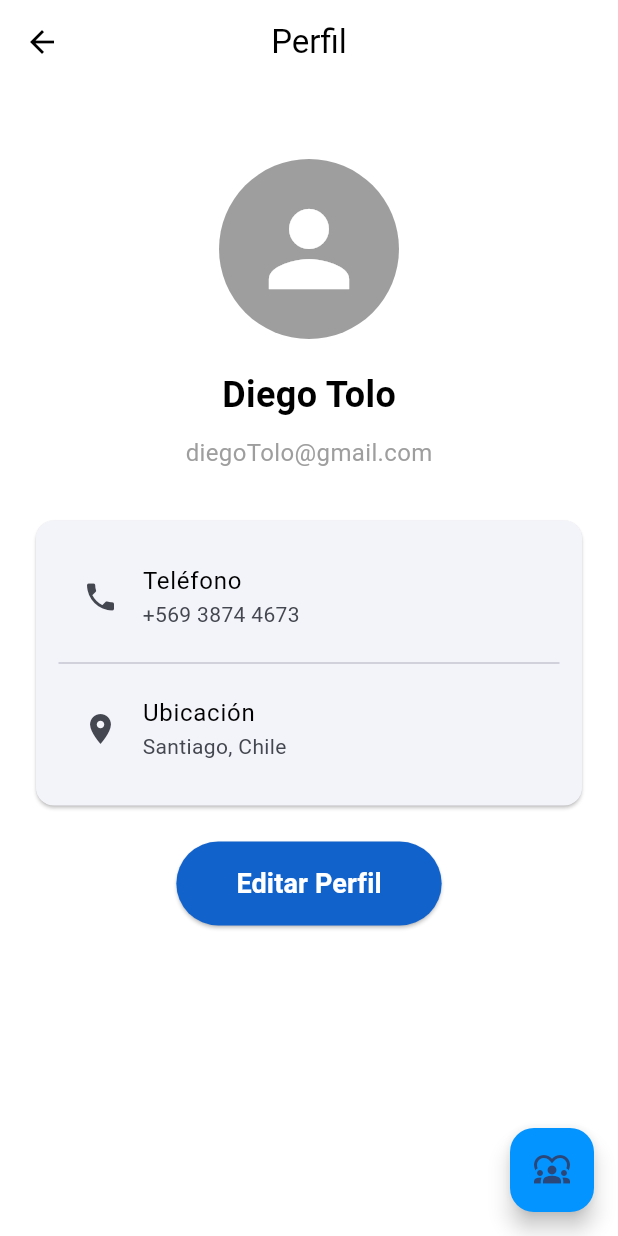
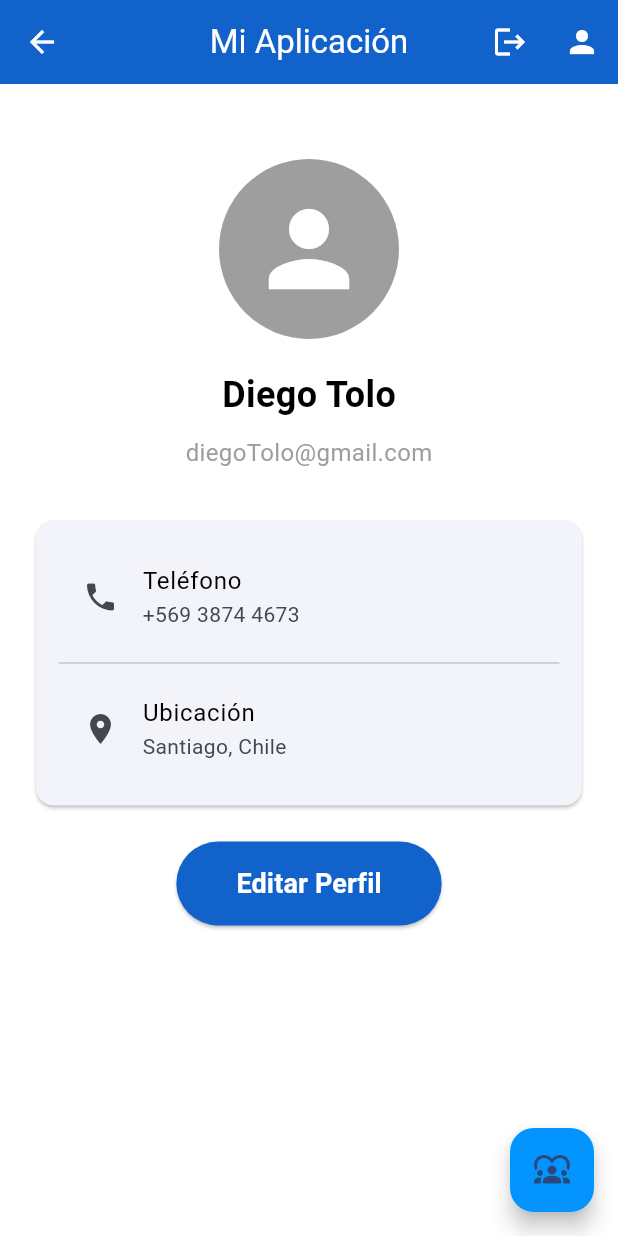
Before and after one commit to NicolasArancibia/clase6, a Flutter app: the Perfil screen opened directly, on a phone screen of 412 x 824 dp. Run offline on Flutter 3.47's test engine with Material 3 defaults, Android fonts, the phone set to English and light mode, and no system bars; our stand-ins replace cloud_firestore, firebase_auth, firebase_core, flex_color_scheme, google_sign_in; accounts and stored records are empty.

```diff
--- a/lib/screens/app1/3perfil.dart
+++ b/lib/screens/app1/3perfil.dart
@@ -1,5 +1,6 @@
 import 'package:flutter/material.dart';
 import 'package:clase6/screens/chats.dart';
+import 'package:clase6/screens/app1/appbar.dart';
 
 class Perfil extends StatefulWidget {
   const Perfil({super.key});
@@ -12,10 +13,8 @@ class _PerfilState extends State<Perfil> {
   @override
   Widget build(BuildContext context) {
     return Scaffold(
-      appBar: AppBar(
-        title: const Text('Perfil'),
-        centerTitle: true,
-      ),
+            appBar: const Appbar(),
+
       body: SingleChildScrollView(
         child: Center(
           child: Padding(
--- /dev/null
+++ b/lib/screens/app1/appbar.dart
@@ -0,0 +1,41 @@
+import 'package:flutter/material.dart';
+import 'package:firebase_auth/firebase_auth.dart';
+import 'package:google_sign_in/google_sign_in.dart';
+import 'package:clase6/screens/login.dart';
+
+class Appbar extends StatelessWidget implements PreferredSizeWidget {
+  const Appbar({super.key});
+
+  void _signOut(BuildContext context) async {
+    await GoogleSignIn.instance.signOut();
+    await FirebaseAuth.instance.signOut();
+
+    Navigator.pushReplacement(
+      // ignore: use_build_context_synchronously
+      context,
+      MaterialPageRoute(builder: (_) => const LoginScreen()),
+    );
+  }
+
+  @override
+  Widget build(BuildContext context) {
+    return AppBar(
+      title: const Text('Mi Aplicación'),
+      centerTitle: true,
+      backgroundColor: Theme.of(context).colorScheme.primary,
+      foregroundColor: Theme.of(context).colorScheme.onPrimary,
+      actions: [
+        IconButton(
+          icon: const Icon(Icons.logout),
+          onPressed: () => _signOut(context),
+        ),
+        IconButton(
+          icon: const Icon(Icons.person),
+          onPressed: () => _signOut(context),
+        ),
+      ],
+    );
+  }
+  @override
+  Size get preferredSize => const Size.fromHeight(kToolbarHeight);
+}
--- a/lib/screens/products.dart
+++ b/lib/screens/products.dart
@@ -1,4 +1,3 @@
-import 'package:clase6/screens/app1/navbar.dart';
 import 'package:flutter/material.dart';
 import 'package:cloud_firestore/cloud_firestore.dart';
 import 'package:clase6/screens/detail_product.dart';
```
Also changed, not shown: lib/main.dart (+4 -17 lines), lib/screens/app1/1mapa.dart (+5 -5 lines), lib/screens/app1/2anuncios.dart (+3 -4 lines), lib/screens/app1/4configuracion.dart (+3 -4 lines), pubspec.yaml (+5 -5 lines), pubspec.lock.
